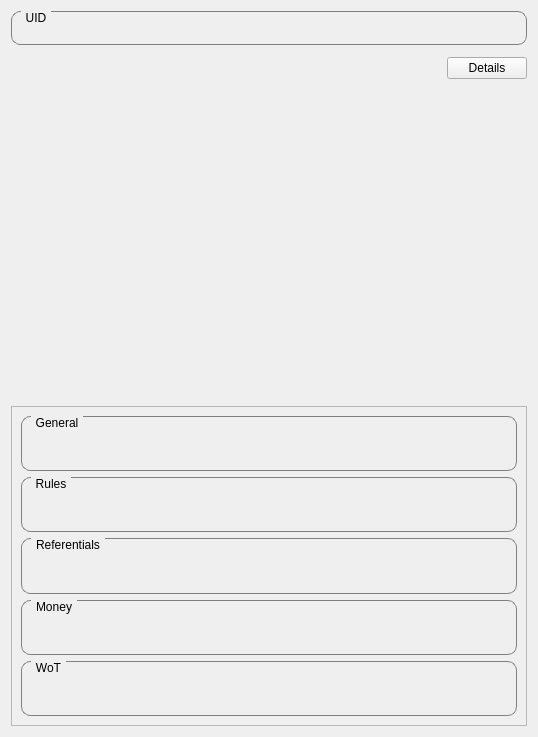
Before: the Qt Designer form src/sakia/gui/navigation/informations/informations.ui in duniter/sakia, drawn with Qt 5.
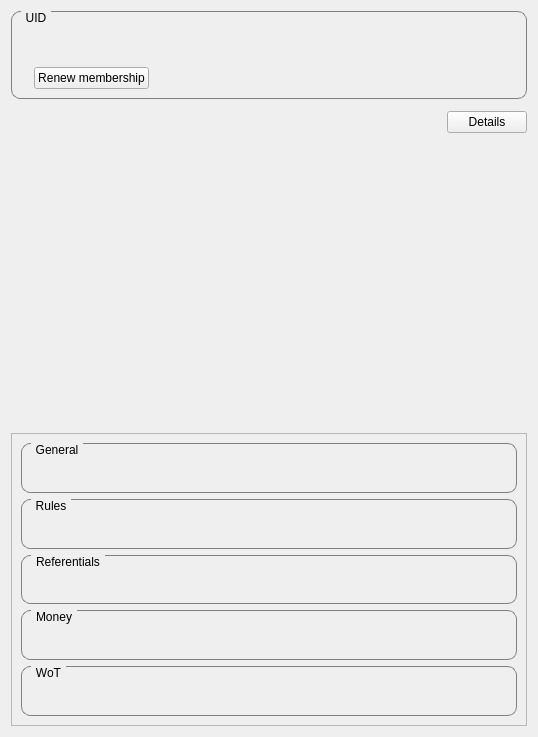
After: the same form once the commit is applied. Icons and pictures are not drawn.

Commit message: Change organization of membership state views

Patch:
```diff
--- a/src/sakia/gui/navigation/informations/informations.ui
+++ b/src/sakia/gui/navigation/informations/informations.ui
@@ -42,7 +42,7 @@
         <x>0</x>
         <y>0</y>
         <width>522</width>
-        <height>308</height>
+        <height>272</height>
        </rect>
       </property>
       <layout class="QVBoxLayout" name="verticalLayout_5">
@@ -194,6 +194,63 @@
         </property>
        </widget>
       </item>
+      <item>
+       <widget class="QLabel" name="label_identity">
+        <property name="text">
+         <string/>
+        </property>
+       </widget>
+      </item>
+      <item>
+       <layout class="QHBoxLayout" name="horizontalLayout_2">
+        <property name="topMargin">
+         <number>6</number>
+        </property>
+        <item>
+         <widget class="QLabel" name="label_membership">
+          <property name="text">
+           <string/>
+          </property>
+         </widget>
+        </item>
+        <item>
+         <widget class="QPushButton" name="button_membership">
+          <property name="sizePolicy">
+           <sizepolicy hsizetype="Minimum" vsizetype="Maximum">
+            <horstretch>0</horstretch>
+            <verstretch>0</verstretch>
+           </sizepolicy>
+          </property>
+          <property name="text">
+           <string>Renew membership</string>
+          </property>
+          <property name="icon">
+           <iconset resource="../../../../../res/icons/icons.qrc">
+            <normaloff>:/icons/renew_membership</normaloff>:/icons/renew_membership</iconset>
+          </property>
+          <property name="iconSize">
+           <size>
+            <width>20</width>
+            <height>20</height>
+           </size>
+          </property>
+         </widget>
+        </item>
+        <item>
+         <spacer name="horizontalSpacer_2">
+          <property name="orientation">
+           <enum>Qt::Horizontal</enum>
+          </property>
+          <property name="sizeHint" stdset="0">
+           <size>
+            <width>40</width>
+            <height>20</height>
+           </size>
+          </property>
+         </spacer>
+        </item>
+       </layout>
+      </item>
      </layout>
     </widget>
    </item>
```
Left out of the diff: 4 changed lines with no effect on the pictures. The commit also changes 10 other files.
